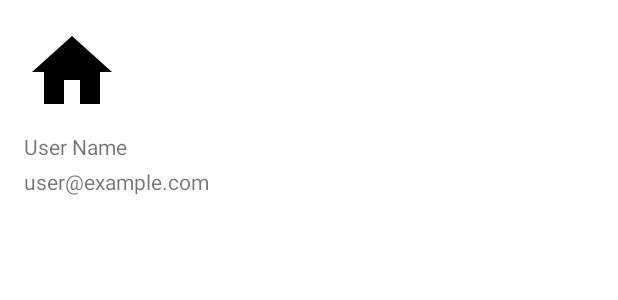
After one commit to salmanayazz/screen-time-manager, an Android app: the layout swipe_menu_layout.xml on its own in the app's theme, with its tools: preview values and no code run, on a phone screen of 412 x 824 dp. The commit adds this screen. Shown: the top 300 px of the screen. Run offline under Robolectric (Android 15) with nearby library versions, the phone set to English and light mode, and no system bars.

```diff
--- /dev/null
+++ b/app/src/main/res/layout/swipe_menu_layout.xml
@@ -0,0 +1,36 @@
+<?xml version="1.0" encoding="utf-8"?>
+<RelativeLayout xmlns:android="http://schemas.android.com/apk/res/android"
+    android:layout_width="match_parent"
+    android:layout_height="wrap_content">
+
+        <ImageView
+            android:id="@+id/nav_header_image"
+            android:layout_width="64dp"
+            android:layout_height="64dp"
+            android:layout_marginTop="16dp"
+            android:layout_marginStart="16dp"
+            android:src="@drawable/ic_home_black_24dp"
+            android:scaleType="centerCrop"
+            />
+
+        <TextView
+            android:id="@+id/nav_header_user_name"
+            android:layout_width="wrap_content"
+            android:layout_height="wrap_content"
+            android:layout_below="@id/nav_header_image"
+            android:layout_marginTop="8dp"
+            android:layout_marginStart="16dp"
+            android:text="User Name"
+            />
+
+        <TextView
+            android:id="@+id/nav_header_email"
+            android:layout_width="wrap_content"
+            android:layout_height="wrap_content"
+            android:layout_below="@id/nav_header_user_name"
+            android:layout_marginTop="4dp"
+            android:layout_marginStart="16dp"
+            android:text="user@example.com"
+            />
+
+</RelativeLayout>
```
Also changed, not shown: app/src/main/java/com/example/screentimemanager/ui/friend/FriendFragment.kt (+5 -8 lines), app/src/main/res/layout/activity_main.xml (+15 -1 lines), app/src/main/res/menu/drawer_menu.xml (added, +12 -0 lines).
